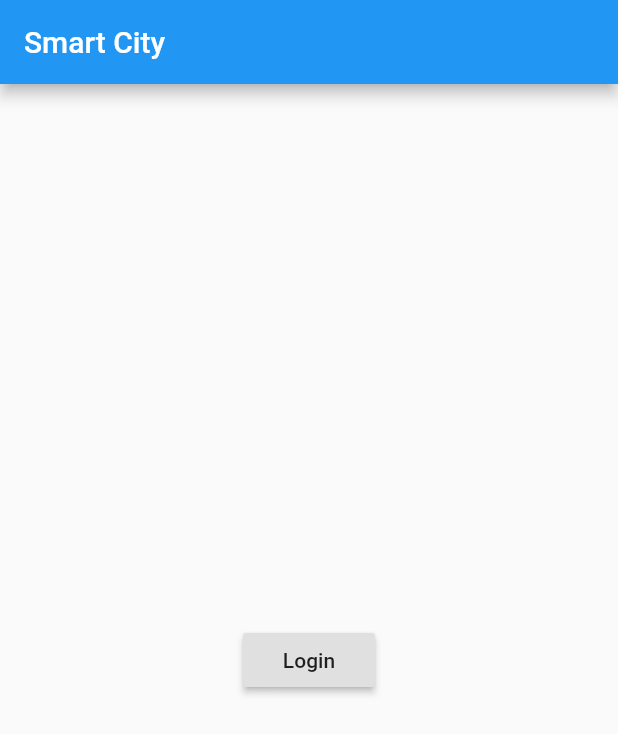
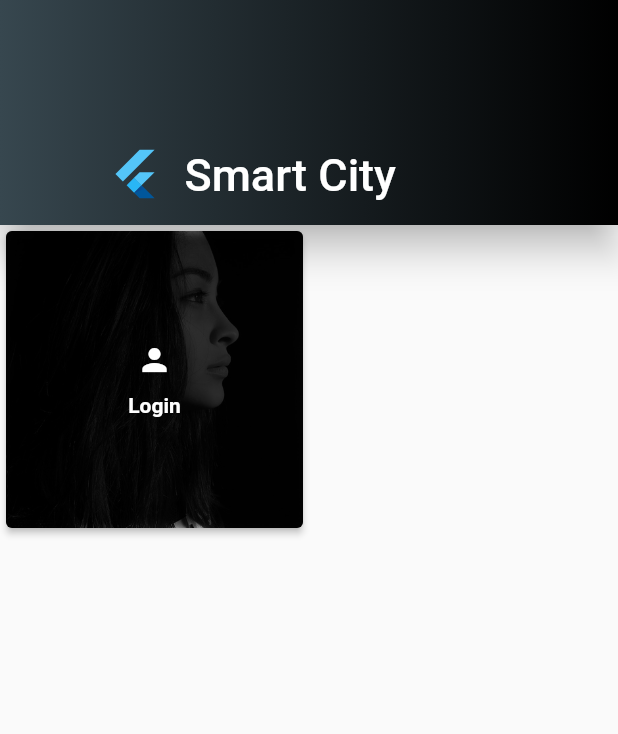
Before and after one commit to teamdown/smartcityapp, a Flutter app: the screen it shows after launch, on a phone screen of 412 x 824 dp. Shown: the top 734 px of the screen. Run offline on Flutter 3.47's test engine with Material 2 defaults, Android fonts, the phone set to English and light mode, and no system bars.

Commit message:
home page tile

```diff
--- /dev/null
+++ b/lib/logic/bloc/menu_bloc.dart
@@ -0,0 +1,15 @@
+import 'dart:async';
+
+import './../../logic/viewmodel/menu_view_model.dart';
+import './../../model/menu.dart';
+
+class MenuBloc {
+  final _menuVM = MenuViewModel();
+  final menuController = StreamController<List<Menu>>();
+
+  Stream<List<Menu>> get menuItems => menuController.stream;
+
+  MenuBloc() {
+    menuController.add(_menuVM.getMenuItems());
+  }
+}
--- /dev/null
+++ b/lib/logic/viewmodel/menu_view_model.dart
@@ -0,0 +1,20 @@
+import 'package:flutter/material.dart';
+import './../../utils/uidata.dart';
+import './../../model/menu.dart';
+
+class MenuViewModel {
+  List<Menu> menuItems;
+
+  MenuViewModel({this.menuItems});
+
+  getMenuItems() {
+    return menuItems = <Menu>[
+      Menu(
+          title: "Login",
+          menuColor: Color(0xff050505),
+          icon: Icons.person,
+          image: UIData.profileImage,
+          items: ["Login"]),
+    ];
+  }
+}
--- a/lib/main.dart
+++ b/lib/main.dart
@@ -1,6 +1,6 @@
 import 'package:flutter/material.dart';
-import './ui/home_page.dart';
 import './ui/page/login/login_page.dart';
+import './ui/page/home_page.dart';
 
 void main() => runApp(
   new MaterialApp(
@@ -8,9 +8,9 @@ void main() => runApp(
     initialRoute: '/',
     routes: {
       // When we navigate to the "/" route, build the FirstScreen Widget
+      '/Login': (context) => LoginPage(),
       '/': (context) => HomePage(),
       // When we navigate to the "/second" route, build the SecondScreen Widget
-      '/login': (context) => LoginPage()
     },
   )
 );
--- /dev/null
+++ b/lib/model/menu.dart
@@ -0,0 +1,18 @@
+import 'package:flutter/material.dart';
+
+class Menu {
+  String title;
+  IconData icon;
+  String image;
+  List<String> items;
+  BuildContext context;
+  Color menuColor;
+
+  Menu(
+      {this.title,
+      this.icon,
+      this.image,
+      this.items,
+      this.context,
+      this.menuColor = Colors.black});
+}
--- a/lib/ui/home_page.dart
+++ /dev/null
@@ -1,24 +0,0 @@
-import 'package:flutter/material.dart';
-import './page/login/login_page.dart';
-
-class HomePage extends StatelessWidget {
-  @override
-  Widget build(BuildContext context) {
-    // TODO: implement build
-    return Scaffold(
-      appBar: AppBar(
-        title: Text('Smart City'),
-      ),
-      body: Center(
-        child: RaisedButton(
-          onPressed: () {
-            Navigator.pushNamed(context, '/login');
-          },
-          child: Text('Login'),
-        )
-      ),
-
-    );
-  }
-
-}
--- /dev/null
+++ b/lib/ui/page/home_page.dart
@@ -0,0 +1,170 @@
+import 'package:flutter/cupertino.dart';
+import 'package:flutter/material.dart';
+import './../../logic/bloc/menu_bloc.dart';
+import './../../model/menu.dart';
+import './../../utils/uidata.dart';
+
+class HomePage extends StatelessWidget {
+  final _scaffoldState = GlobalKey<ScaffoldState>();
+  Size deviceSize;
+  BuildContext _context;
+  //menuStack
+  Widget menuStack(BuildContext context, Menu menu) => InkWell(
+        onTap: () => _showModalBottomSheet(context, menu),
+        splashColor: Colors.orange,
+        child: Card(
+          clipBehavior: Clip.antiAlias,
+          elevation: 2.0,
+          child: Stack(
+            fit: StackFit.expand,
+            children: <Widget>[
+              menuImage(menu),
+              menuColor(),
+              menuData(menu),
+            ],
+          ),
+        ),
+      );
+
+  //stack 1/3
+  Widget menuImage(Menu menu) => Image.asset(
+        menu.image,
+        fit: BoxFit.cover,
+      );
+
+  //stack 2/3
+  Widget menuColor() => new Container(
+        decoration: BoxDecoration(boxShadow: <BoxShadow>[
+          BoxShadow(
+            color: Colors.black.withOpacity(0.8),
+            blurRadius: 5.0,
+          ),
+        ]),
+      );
+
+  //stack 3/3
+  Widget menuData(Menu menu) => Column(
+        mainAxisAlignment: MainAxisAlignment.center,
+        children: <Widget>[
+          Icon(
+            menu.icon,
+            color: Colors.white,
+          ),
+          SizedBox(
+            height: 10.0,
+          ),
+          Text(
+            menu.title,
+            style: TextStyle(color: Colors.white, fontWeight: FontWeight.bold),
+          )
+        ],
+      );
+
+  //appbar
+  Widget appBar() => SliverAppBar(
+        backgroundColor: Colors.black,
+        pinned: true,
+        elevation: 10.0,
+        forceElevated: true,
+        expandedHeight: 150.0,
+        flexibleSpace: FlexibleSpaceBar(
+          centerTitle: false,
+          background: Container(
+            decoration: BoxDecoration(
+                gradient: LinearGradient(colors: UIData.kitGradients)),
+          ),
+          title: Row(
+            children: <Widget>[
+              FlutterLogo(
+                colors: Colors.yellow,
+                textColor: Colors.white,
+              ),
+              SizedBox(
+                width: 10.0,
+              ),
+              Text(UIData.appName)
+            ],
+          ),
+        ),
+      );
+
+  //bodygrid
+  Widget bodyGrid(List<Menu> menu) => SliverGrid(
+        gridDelegate: SliverGridDelegateWithFixedCrossAxisCount(
+          crossAxisCount:
+              MediaQuery.of(_context).orientation == Orientation.portrait
+                  ? 2
+                  : 3,
+          mainAxisSpacing: 0.0,
+          crossAxisSpacing: 0.0,
+          childAspectRatio: 1.0,
+        ),
+        delegate: SliverChildBuilderDelegate((BuildContext context, int index) {
+          return menuStack(context, menu[index]);
+        }, childCount: menu.length),
+      );
+
+  Widget homeScaffold(BuildContext context) => Theme(
+        data: Theme.of(context).copyWith(
+          canvasColor: Colors.transparent,
+        ),
+        child: Scaffold(key: _scaffoldState, body: bodySliverList()),
+      );
+
+  Widget bodySliverList() {
+    MenuBloc menuBloc = MenuBloc();
+    return StreamBuilder<List<Menu>>(
+        stream: menuBloc.menuItems,
+        builder: (context, snapshot) {
+          return snapshot.hasData
+              ? CustomScrollView(
+                  slivers: <Widget>[
+                    appBar(),
+                    bodyGrid(snapshot.data),
+                  ],
+                )
+              : Center(child: CircularProgressIndicator());
+        });
+  }
+
+  void _showModalBottomSheet(BuildContext context, Menu menu) {
+    showModalBottomSheet(
+        context: context,
+        builder: (context) => Material(
+            clipBehavior: Clip.antiAlias,
+            color: Colors.white,
+            shape: RoundedRectangleBorder(
+                borderRadius: new BorderRadius.only(
+                    topLeft: new Radius.circular(15.0),
+                    topRight: new Radius.circular(15.0))),
+            child: Column(
+              mainAxisAlignment: MainAxisAlignment.spaceAround,
+              mainAxisSize: MainAxisSize.max,
+              children: <Widget>[
+                Expanded(
+                  child: ListView.builder(
+                    shrinkWrap: false,
+                    itemCount: menu.items.length,
+                    itemBuilder: (context, i) => Padding(
+                          padding: const EdgeInsets.symmetric(horizontal: 10.0),
+                          child: ListTile(
+                              title: Text(
+                                menu.items[i],
+                              ),
+                              onTap: () {
+                                Navigator.pop(context);
+                                Navigator.pushNamed(
+                                    context, "/${menu.items[i]}");
+                              }),
+                        ),
+                  ),
+                ),
+              ],
+            )));
+  }
+  @override
+  Widget build(BuildContext context) {
+    _context = context;
+    return homeScaffold(context);
+  }
+}
--- a/lib/utils/uidata.dart
+++ b/lib/utils/uidata.dart
@@ -6,6 +6,22 @@ import 'package:flutter/material.dart';
 class UIData {
   //routes
   static const String homeRoute = "/home";
+  static const String profileOneRoute = "/View Profile";
+  static const String profileTwoRoute = "/Profile 2";
+  static const String notFoundRoute = "/No Search Result";
+  static const String timelineOneRoute = "/Feed";
+  static const String timelineTwoRoute = "/Tweets";
+  static const String settingsOneRoute = "/Device Settings";
+  static const String shoppingOneRoute = "/Shopping List";
+  static const String shoppingTwoRoute = "/Shopping Details";
+  static const String shoppingThreeRoute = "/Product Details";
+  static const String paymentOneRoute = "/Credit Card";
+  static const String paymentTwoRoute = "/Payment Success";
+  static const String loginOneRoute = "/Login With OTP";
+  static const String loginTwoRoute = "/Login 2";
+  static const String dashboardOneRoute = "/Dashboard 1";
+  static const String dashboardTwoRoute = "/Dashboard 2";
+
   //strings
   static const String appName = "Smart City";
 
```
Also changed, not shown: 1 other file.
